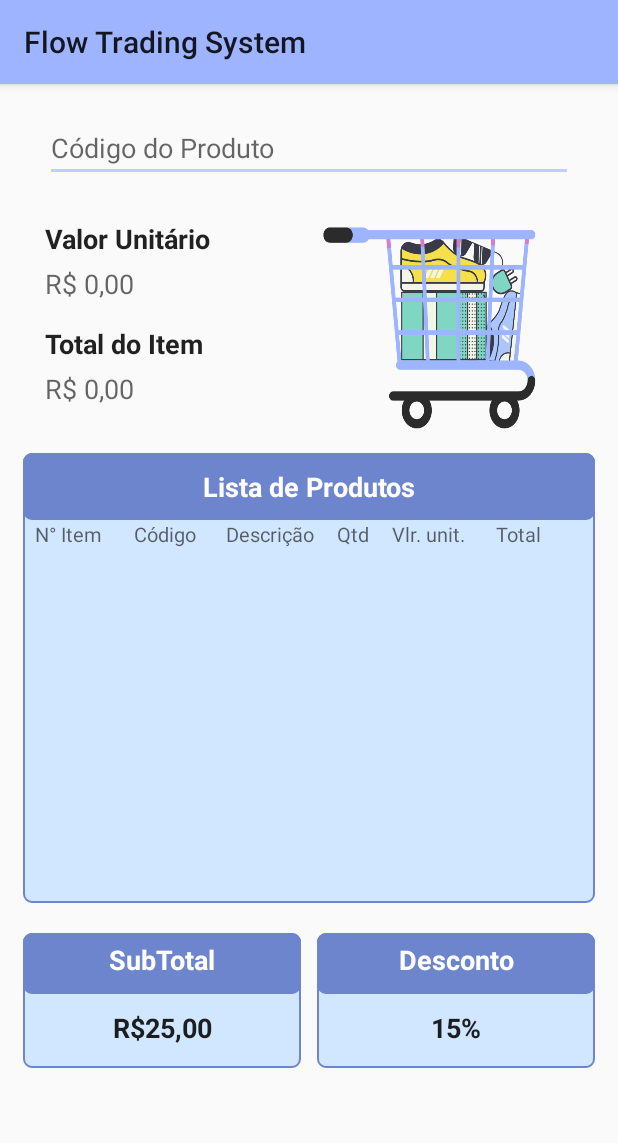
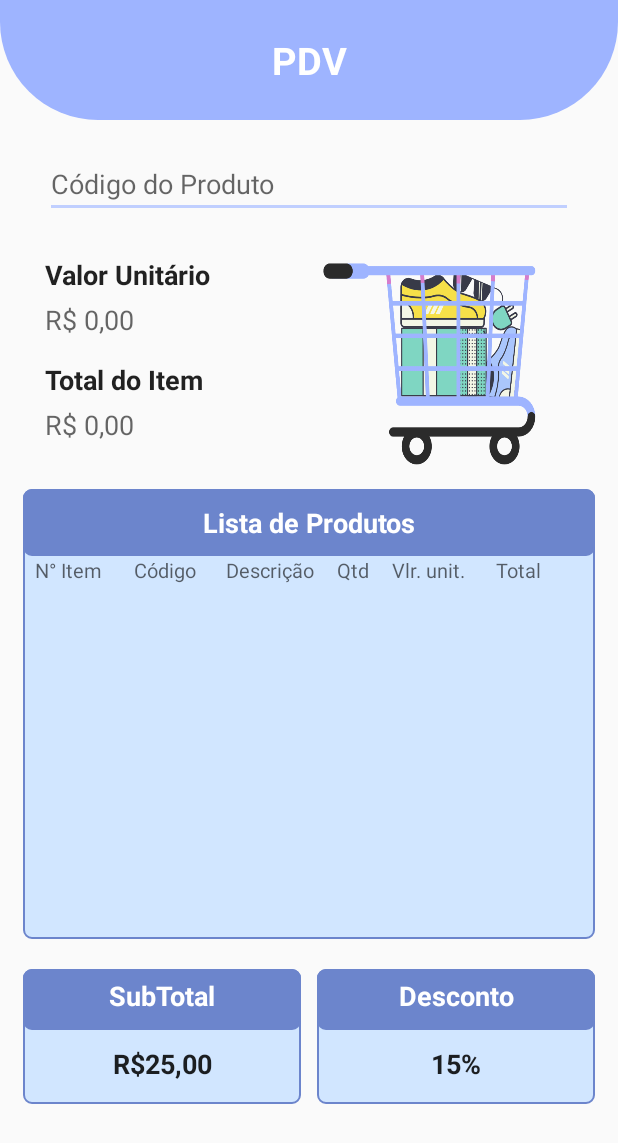
Before and after one commit to lorranasantos/Flow-Trading-System-App, an Android app: the PdvActivity screen opened directly, with no data from a screen before it, on a phone screen of 412 x 824 dp. Shown: the top 1143 px of the screen. Run offline under Robolectric (Android 15) with nearby library versions, the phone set to English and light mode, and no system bars.

```diff
--- a/app/src/main/java/com/example/flowtrandingsystem/gui/adapter/ItensEstoqueAdatpter.kt
+++ b/app/src/main/java/com/example/flowtrandingsystem/gui/adapter/ItensEstoqueAdatpter.kt
@@ -2,17 +2,13 @@ package com.example.flowtrandingsystem.gui.adapter
 
 import android.content.Context
 import android.content.Intent
-import android.os.Bundle
 import android.view.LayoutInflater
 import android.view.View
 import android.view.ViewGroup
 import android.widget.TextView
-import androidx.appcompat.app.AppCompatActivity
 import androidx.cardview.widget.CardView
-import androidx.recyclerview.widget.LinearLayoutManager
 import androidx.recyclerview.widget.RecyclerView
 import com.example.flowtrandingsystem.R
-import com.example.flowtrandingsystem.gui.model.ItensCadastrados
 import com.example.flowtrandingsystem.gui.model.Produto
 import com.example.flowtrandingsystem.gui.ui.DatasheetActivity
 
--- a/app/src/main/java/com/example/flowtrandingsystem/gui/ui/PdvActivity.kt
+++ b/app/src/main/java/com/example/flowtrandingsystem/gui/ui/PdvActivity.kt
@@ -7,6 +7,6 @@ import com.example.flowtrandingsystem.R
 class PdvActivity : AppCompatActivity() {
     override fun onCreate(savedInstanceState: Bundle?) {
         super.onCreate(savedInstanceState)
-        setContentView(R.layout.activity_pdv)
+        setContentView(R.layout.pdv_activity)
     }
 }
--- a/app/src/main/java/com/example/flowtrandingsystem/gui/ui/UserInfoActivity.kt
+++ b/app/src/main/java/com/example/flowtrandingsystem/gui/ui/UserInfoActivity.kt
@@ -6,12 +6,16 @@ import android.view.MenuItem
 import android.widget.Toast
 import androidx.appcompat.app.ActionBarDrawerToggle
 import androidx.appcompat.app.AppCompatActivity
+import androidx.recyclerview.widget.RecyclerView
 import com.example.flowtrandingsystem.R
+import com.example.flowtrandingsystem.gui.adapter.ItensEstoqueAdatpter
 import kotlinx.android.synthetic.main.user_info_activity.*
 
 class UserInfoActivity() : AppCompatActivity() {
 
     lateinit var toggle: ActionBarDrawerToggle
+
+    lateinit var adapter: ItensEstoqueAdatpter
 
     private fun goToInfoCompany(){
 
@@ -41,7 +45,6 @@ class UserInfoActivity() : AppCompatActivity() {
 
         supportActionBar?.setDisplayHomeAsUpEnabled(true)
 
-
         user_navigation_view.setNavigationItemSelectedListener {
             when(it.itemId) {
                 R.id.nav_option_home -> goToMenu()
@@ -51,7 +54,6 @@ class UserInfoActivity() : AppCompatActivity() {
             }
             true
         }
-
     }
     override fun onOptionsItemSelected(item: MenuItem): Boolean {
         if(toggle.onOptionsItemSelected(item)) {
--- a/app/src/main/res/layout/fragment_initial_menu.xml
+++ b/app/src/main/res/layout/fragment_initial_menu.xml
@@ -24,7 +24,7 @@
 
         <androidx.cardview.widget.CardView
             android:id="@+id/card_sell"
-            android:layout_width="0dp"
+            android:layout_width="10dp"
             android:layout_height="130dp"
             android:layout_weight="1"
             android:layout_marginRight="8dp"
@@ -56,7 +56,7 @@
 
         <androidx.cardview.widget.CardView
             android:id="@+id/card_inventory"
-            android:layout_width="0dp"
+            android:layout_width="10dp"
             android:layout_height="130dp"
             android:layout_weight="1"
             app:cardBackgroundColor="@color/light_purple"
--- a/app/src/main/res/layout/activity_pdv.xml
+++ b/app/src/main/res/layout/pdv_activity.xml
@@ -9,6 +9,18 @@
     <androidx.constraintlayout.widget.ConstraintLayout
         android:layout_width="match_parent"
         android:layout_height="wrap_content">
+
+        <TextView
+            android:id="@+id/pfv_title"
+            android:layout_width="match_parent"
+            android:layout_height="80dp"
+            android:text="@string/pdv"
+            android:gravity="center"
+            android:background="@drawable/rounded_bottom"
+            android:layout_gravity="center_vertical"
+            app:layout_constraintStart_toStartOf="parent"
+            app:layout_constraintTop_toTopOf="parent"
+            android:textAppearance="@style/register_title_appearence"/>
 
         <EditText
             android:id="@+id/pdv_activity_product_code"
@@ -23,7 +35,7 @@
             android:inputType="number"
             app:layout_constraintEnd_toEndOf="parent"
             app:layout_constraintStart_toStartOf="parent"
-            app:layout_constraintTop_toTopOf="parent" />
+            app:layout_constraintTop_toBottomOf="@+id/pfv_title" />
 
         <LinearLayout
             android:id="@+id/prices_pdv_screen"
--- a/app/src/main/res/values/strings.xml
+++ b/app/src/main/res/values/strings.xml
@@ -30,6 +30,7 @@
 
     <!--Inventory section-->
     <string name="add_product">Cadastro de Produtos</string>
+    <string name="pdv">PDV</string>
     <string name="sell">Venda</string>
     <string name="inventory">Estoque</string>
     <string name="type">Tipo</string>
```
Also changed, not shown: app/src/main/AndroidManifest.xml (+8 -26 lines), app/src/main/java/com/example/flowtrandingsystem/gui/http/HttpHelper.kt (+43 -5 lines), app/src/main/java/com/example/flowtrandingsystem/gui/model/ItensCadastrados.kt (deleted, +0 -7 lines), app/src/main/java/com/example/flowtrandingsystem/gui/model/Produto.kt (+6 -7 lines), app/src/main/java/com/example/flowtrandingsystem/gui/model/Usuario.kt (added, +10 -0 lines), app/src/main/java/com/example/flowtrandingsystem/gui/ui/MainActivity.kt (+27 -11 lines), app/src/main/res/layout/main_activity.xml (+10 -10 lines).
